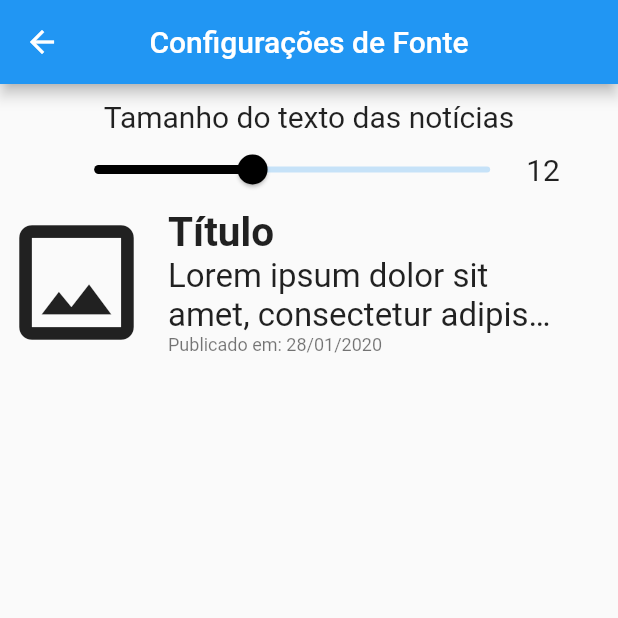
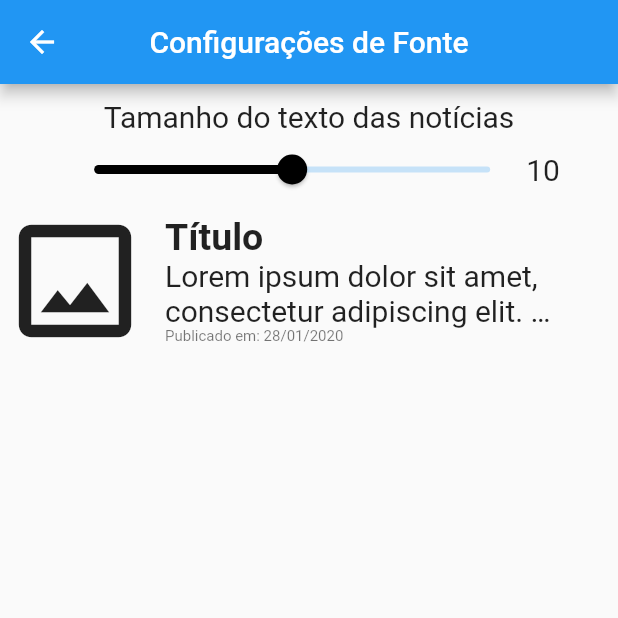
Before and after one commit to xTudoS/ifnews, a Flutter app: the ConfigFontPage screen opened directly, on a phone screen of 412 x 824 dp, the top half of it. Run offline on Flutter 3.47's test engine with Material 2 defaults, Android fonts, the phone set to English and light mode, and no system bars; our stand-ins replace carousel_slider, share; missing offline and left inert: animator; network calls fail.

```diff
--- a/lib/config_page.dart
+++ b/lib/config_page.dart
@@ -51,7 +51,7 @@ class _ConfigFontPageState extends State<ConfigFontPage> {
                     child: Slider(
                       activeColor: Colors.black,
                       value: rating,
-                      min: 10,
+                      min: 5,
                       max: 15,
                       onChanged: (newRating) {
                         setState(() {
--- a/lib/var_globais.dart
+++ b/lib/var_globais.dart
@@ -16,11 +16,11 @@ List postsInsta = [];
 
 String date = "$dia/$mes/$ano";
 
-double rating = 12;
-double fonteTitulo = 27;
-double fonteDescricao = 22;
-double fonteData = 12;
-double tamanhoIcon = 102;
+double rating = 10;
+double fonteTitulo = 25;
+double fonteDescricao = 20;
+double fonteData = 10;
+double tamanhoIcon = 100;
 
 int numLinhasDescricao = 2;
 int numPosts = 10;
```
